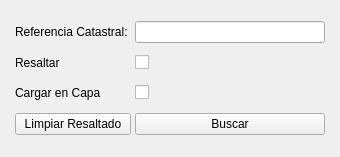
Qt form ui/zoomrc_dockwidget_base.ui (fpsampayo/zoomrc) before a commit.
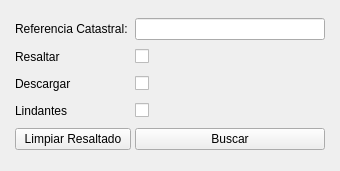
The same form after that commit.

Commit message: Opción para descargar parcelas lindantes

```diff
--- a/ui/zoomrc_dockwidget_base.ui
+++ b/ui/zoomrc_dockwidget_base.ui
@@ -7,7 +7,7 @@
     <x>0</x>
     <y>0</y>
     <width>340</width>
-    <height>157</height>
+    <height>171</height>
    </rect>
   </property>
   <property name="windowTitle">
@@ -28,7 +28,7 @@
       </property>
      </widget>
     </item>
-    <item row="3" column="1">
+    <item row="4" column="1">
      <widget class="QPushButton" name="btnBuscar">
       <property name="text">
        <string>Buscar</string>
@@ -55,19 +55,6 @@
       </property>
      </widget>
     </item>
-    <item row="2" column="0">
-     <widget class="QLabel" name="label_4">
-      <property name="minimumSize">
-       <size>
-        <width>0</width>
-        <height>20</height>
-       </size>
-      </property>
-      <property name="text">
-       <string>Cargar en Capa</string>
-      </property>
-     </widget>
-    </item>
     <item row="2" column="1">
      <widget class="QCheckBox" name="cmpNuevaCapa">
       <property name="text">
@@ -82,13 +69,46 @@
       </property>
      </widget>
     </item>
-    <item row="3" column="0">
+    <item row="2" column="0">
+     <widget class="QLabel" name="label_4">
+      <property name="minimumSize">
+       <size>
+        <width>0</width>
+        <height>20</height>
+       </size>
+      </property>
+      <property name="text">
+       <string>Descargar</string>
+      </property>
+     </widget>
+    </item>
+    <item row="4" column="0">
      <widget class="QPushButton" name="btnClean">
       <property name="text">
        <string>Limpiar Resaltado</string>
       </property>
      </widget>
     </item>
+    <item row="3" column="1">
+     <widget class="QCheckBox" name="cmpLindantes">
+      <property name="text">
+       <string/>
+      </property>
+     </widget>
+    </item>
+    <item row="3" column="0">
+     <widget class="QLabel" name="label_2">
+      <property name="minimumSize">
+       <size>
+        <width>0</width>
+        <height>20</height>
+       </size>
+      </property>
+      <property name="text">
+       <string>Lindantes</string>
+      </property>
+     </widget>
+    </item>
    </layout>
   </widget>
  </widget>
```
The commit also changes 2 other files.
